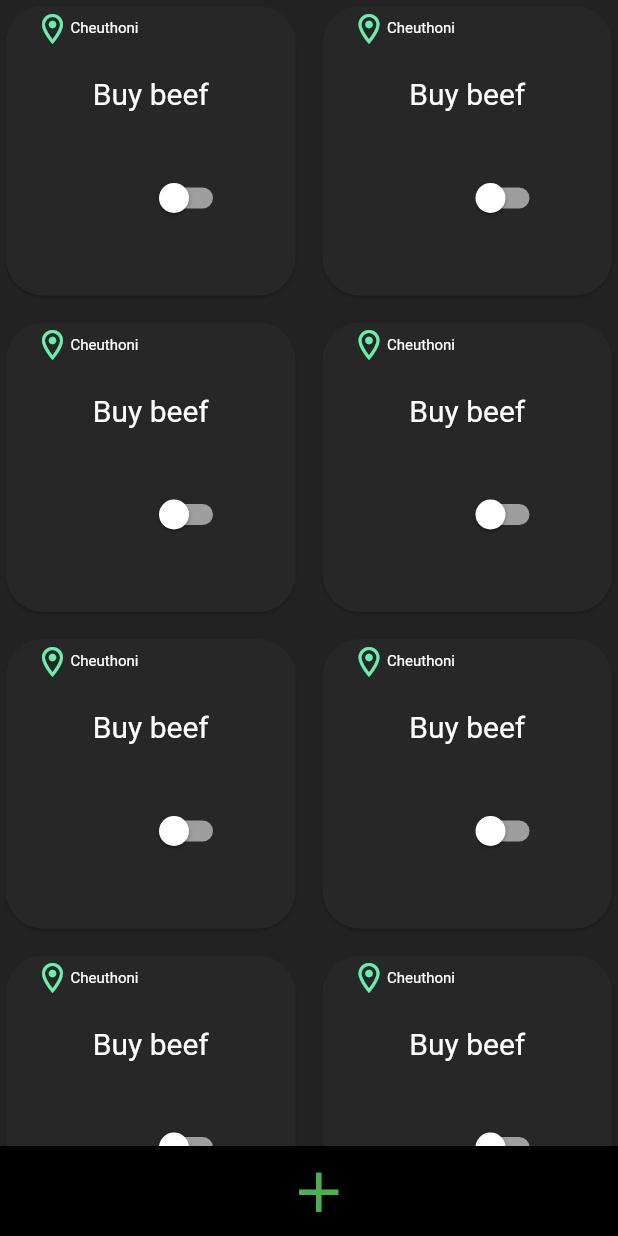
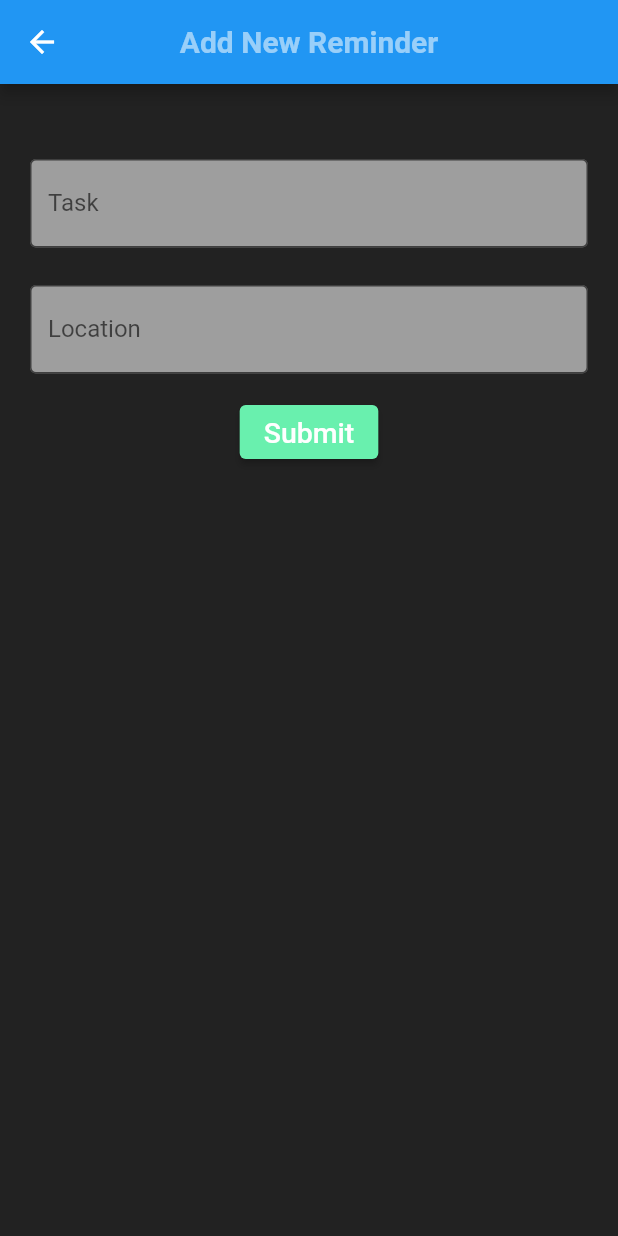
Before and after one commit to h3manth-ak/location-based-reminder, a Flutter app: the Reminder screen opened by its route, after a tap on the "add" icon, on a phone screen of 412 x 824 dp. Run offline on Flutter 3.47's test engine with Material 2 defaults, Android fonts, the light colour scheme and no system bars; network calls fail.

Commit message:
updation after list inclusion

```diff
--- /dev/null
+++ b/lib/Screens/Reminder/input_data.dart
@@ -0,0 +1,91 @@
+import 'package:flutter/material.dart';
+import '../../db/functions/db_functions.dart';
+import '../../db/models/db_models.dart';
+
+class IpFormField extends StatelessWidget {
+  IpFormField({super.key});
+  final _task = TextEditingController();
+  final _location = TextEditingController();
+  @override
+  Widget build(BuildContext context) {
+    return Scaffold(
+      appBar: AppBar(
+        title: Text(
+          'Add New Reminder',
+          style: TextStyle(
+            color: Colors.white54,
+            fontSize: 20.0,
+            fontWeight: FontWeight.bold,
+          ),
+        ),
+        centerTitle: true,
+      ),
+      backgroundColor: Colors.black87,
+      body: SafeArea(
+        child:Padding(
+          padding:EdgeInsets.only(top: 40,left: 20,right: 20) ,
+          child: Column(children: [
+            Padding(
+              padding: const EdgeInsets.only(top: 10,bottom: 15),
+              child: TextFormField(
+              controller:_task ,
+              style: TextStyle(
+                color: Colors.white,
+              ),
+              decoration: InputDecoration(
+
+                hintText: 'Enter Task',
+                labelText: 'Task',
+
+                border: OutlineInputBorder(),
+              ),
+
+                      ),
+            ),
+          Padding(
+            padding: const EdgeInsets.only(top: 10,bottom: 15),
+            child: TextFormField(
+              controller:_location ,
+              style: TextStyle(
+                color: Colors.white,
+              ),
+              decoration: InputDecoration(
+
+
+                hintText: 'Choose Location',
+                labelText: 'Location',
+                border: OutlineInputBorder(),
+              ),
+
+            ),
+          ),
+          ElevatedButton(onPressed: (){
+
+            onAddTask();
+            Navigator.of(context).pushNamed('reminder_home');
+            //onAddTask();
+          },
+          style: ElevatedButton.styleFrom(
+            backgroundColor: Colors.greenAccent, // Background color
+          ),
+           child: Text('Submit',style: TextStyle(fontSize: 19),))
+          ]),
+          )
+        ),
+    );
+  }
+  Future<void>onAddTask() async{
+    final _taskdata=_task.text.trim();
+    final _locationdata=_location.text.trim();
+    if(_taskdata.isEmpty || _locationdata.isEmpty){
+      return;
+    }
+
+    print('$_taskdata $_locationdata');
+     final _taskdb=TaskModel(task: _taskdata, location: _locationdata);
+    addTask(_taskdb);
+
+  //  final _student =StudentModel(name: _task, age: _location);
+  //   addStudent(_student);
+  }
+}
--- a/lib/Screens/Reminder/reminder.dart
+++ b/lib/Screens/Reminder/reminder.dart
@@ -1,4 +1,7 @@
 import 'package:flutter/material.dart';
+
+import '../../db/functions/db_functions.dart';
+import '../../db/models/db_models.dart';
 
 class Reminder extends StatefulWidget {
   const Reminder({super.key});
@@ -9,8 +12,8 @@ class Reminder extends StatefulWidget {
 }
 
 class SwitchClass extends State<Reminder> {
-  bool isSwitched = false;
-  var textValue = 'Switch is OFF';
+  bool isSwitched = true;
+  var textValue = 'Switch is ON';
 
   void toggleSwitch(bool value) {
     if (isSwitched == false) {
@@ -33,12 +36,16 @@ class SwitchClass extends State<Reminder> {
     return Scaffold(
       backgroundColor: Colors.black87,
       body: SafeArea(
-        child: GridView.count(
+        child: ValueListenableBuilder(
+          valueListenable: taskListNotifier,
+          builder: (BuildContext ctx, List<TaskModel> taskList, Widget? child){
+            return GridView.count(
             crossAxisCount: 2,
             crossAxisSpacing: 10.0,
             mainAxisSpacing: 10.0,
             shrinkWrap: true,
-          children: List.generate(20, (index) {
+            children: List.generate(taskList.length, (index) {
+              final data=taskList[index];
               return Container(
                 child: Card(
                   color: Color.fromARGB(255, 39, 39, 39),
@@ -67,7 +74,7 @@ class SwitchClass extends State<Reminder> {
                                       color: Colors.greenAccent,
                                     ),
                                     Text(
-                                    'Cheuthoni',
+                                      data.location,
                                       style: TextStyle(
                                         color: Colors.white,
                                         fontSize: 10,
@@ -84,7 +91,7 @@ class SwitchClass extends State<Reminder> {
                               bottom: 4,
                             ),
                             child: Text(
-                            'Buy beef',
+                              data.task,
                               style: TextStyle(
                                 color: Colors.white,
                                 fontSize: 20,
@@ -109,6 +116,9 @@ class SwitchClass extends State<Reminder> {
                 ),
               );
             }),
+          );
+          },
+
         ),
       ),
       bottomNavigationBar: Container(
@@ -122,7 +132,8 @@ class SwitchClass extends State<Reminder> {
               child: Center(
                 child: IconButton(
                     onPressed: () {
-                      print('hello reminder ');
+                      // print('hello reminder ');
+                      Navigator.of(context).pushNamed('reminder_data');
                     },
                     icon: Icon(
                       Icons.add,
--- /dev/null
+++ b/lib/db/functions/db_functions.dart
@@ -0,0 +1,18 @@
+import 'package:flutter/material.dart';
+import '../models/db_models.dart';
+
+ValueNotifier<List<TaskModel>>taskListNotifier=ValueNotifier([]);
+ValueNotifier<List<NotifyModel>>notifyListNotifier=ValueNotifier([]);
+
+void addTask(TaskModel task){
+  taskListNotifier.value.add(task);
+  taskListNotifier.notifyListeners();
+  print(task.toString());
+
+}
+void addNotify(NotifyModel notify){
+  notifyListNotifier.value.add(notify);
+  notifyListNotifier.notifyListeners();
+  print(notify.toString());
+
+}
--- /dev/null
+++ b/lib/db/models/db_models.dart
@@ -0,0 +1,14 @@
+class TaskModel{
+  final String task;
+  final String location;
+
+  TaskModel({required this.task, required this.location});
+}
+
+class NotifyModel{
+  final String name;
+  final String distance;
+  final String location;
+
+  NotifyModel({required this.name,required this.distance,required this.location});
+}
--- a/lib/main.dart
+++ b/lib/main.dart
@@ -1,9 +1,12 @@
 import 'package:flutter/material.dart';
+import 'package:location_based_reminder/Screens/Notify/notify_data.dart';
 // import 'package:location_based_reminder/Notify/notify_page.dart';
 // import 'package:location_based_reminder/Reminder/reminder.dart';
 import 'package:location_based_reminder/Screens/Notify/notify_page.dart';
 import 'package:location_based_reminder/Screens/Reminder/reminder.dart';
 import 'package:location_based_reminder/Screens/home/screen_home.dart';
+
+import 'Screens/Reminder/input_data.dart';
 // import 'package:location_based_reminder/home/screen_home.dart';
 
 void main() {
@@ -18,7 +21,12 @@ class MyApp extends StatelessWidget {
     return MaterialApp(
       theme: ThemeData(
         primaryColor: Colors.blue,
+        inputDecorationTheme: const InputDecorationTheme(
+        filled: true, //<-- SEE HERE
+        fillColor: Colors.grey, //<-- SEE HERE
+        ),
       ),
+
       home:HomeScreen() ,
       routes:{
         'notify_home':(ctx){
@@ -27,149 +35,13 @@ class MyApp extends StatelessWidget {
         'reminder_home':(ctx){
           return Reminder();
         },
+        'reminder_data':(ctx){
+          return IpFormField();
+        },
+        'notify-data':(ctx){
+          return NotifyInput();
+        }
       } ,
     );
   }
 }
-
-// class HomeScreen extends StatefulWidget {
-//    HomeScreen({super.key});
-
-//   @override
-//   State<HomeScreen> createState() => _HomeScreenState();
-// }
-
-// class _HomeScreenState extends State<HomeScreen> {
-//   final _textController=TextEditingController();
-
-//   String _displayText='Initial text';
-
-//   @override
-//   Widget build(BuildContext context) {
-//     return Scaffold(
-//       backgroundColor: Colors.black87,
-//       // appBar: AppBar(),
-//       body: SafeArea(
-//           child: Column(
-//               mainAxisAlignment: MainAxisAlignment.spaceBetween,
-//               children: [
-//             Expanded(
-//               child: Container(
-//                   color: Colors.greenAccent,
-//                   child: Column(
-//                     mainAxisAlignment: MainAxisAlignment.start,
-//                     children: [
-//                       Text(
-//                         'Hemanth',
-//                         textAlign: TextAlign.center,
-//                         style: TextStyle(
-//                           color: Colors.white54,
-//                           fontSize: 20.0,
-//                         ),
-//                       ),
-//                       Row(
-//                         mainAxisAlignment: MainAxisAlignment.center,
-//                         children: [
-//                           TextButton(
-//                               onPressed: () {
-//                                 print('Button Clicked');
-//                               },
-//                               child: Text('Click ME')),
-//                           IconButton(
-//                               onPressed: () {
-//                                 print('ICon click');
-//                               },
-//                               icon: Icon(Icons.mic))
-//                         ],
-//                       ),
-//                       ElevatedButton(
-//                         onPressed: () {
-//                           print('ele btn clicked');
-//                         },
-//                         child: Text('Click ME'),
-//                       ),
-//                     ],
-//                   )),
-//             ),
-//             Expanded(
-//               child:Container(
-//                 decoration: BoxDecoration(
-//                   color: Colors.red,
-//                   borderRadius: BorderRadius.circular(10.0),
-//                   border:Border.all(
-//                     color: Colors.white70,
-//                     width:14,
-//                   )
-
-//                 ),
-//               child:Padding(
-//                 padding: EdgeInsets.all(20),
-//               child:Column(
-
-//                 children: [
-//                   TextField(
-//                     controller: _textController,
-//                     decoration: InputDecoration(
-//                       border: OutlineInputBorder(),
-//                       hintText: 'Type Something'
-//                     ),
-//                   ),
-//                   ElevatedButton(onPressed:(){
-//                       //get data
-//                       // print(_textController.text);
-//                       setState(() {
-//                         _displayText=_textController.text;
-//                       });
-
-//                   }, child: Text('Submit')),
-//                   Text(_displayText),
-
-//                 ],
-//               ) ,
-//               )
-//               ),
-
-//             ),
-
-//             Expanded(
-//               child: Container(
-//                   color: Colors.orange,
-//                   child: Column(
-//                     mainAxisAlignment: MainAxisAlignment.start,
-//                     children: [
-//                       Text(
-//                         'Hemanth',
-//                         textAlign: TextAlign.center,
-//                         style: TextStyle(
-//                           color: Colors.white54,
-//                           fontSize: 20.0,
-//                         ),
-//                       ),
-//                       Row(
-//                         mainAxisAlignment: MainAxisAlignment.center,
-//                         children: [
-//                           TextButton(
-//                               onPressed: () {
-//                                 print('Button Clicked');
-//                               },
-//                               child: Text('Click ME')),
-//                           IconButton(
-//                               onPressed: () {
-//                                 print('ICon click');
-//                               },
-//                               icon: Icon(Icons.mic))
-//                         ],
-//                       ),
-//                       ElevatedButton(
-//                         onPressed: () {
-//                           print('ele btn clicked');
-//                         },
-//                         child: Text('Click ME'),
-//                       ),
-//                     ],
-//                   )),
-//             )
-//           ])),
-//     );
-//   }
-// }
```
Also changed, not shown: lib/Screens/Notify/notify_data.dart (added, +118 -0 lines), lib/Screens/Notify/notify_page.dart (+25 -16 lines). Lines whose indentation alone changed are shown as unchanged.
